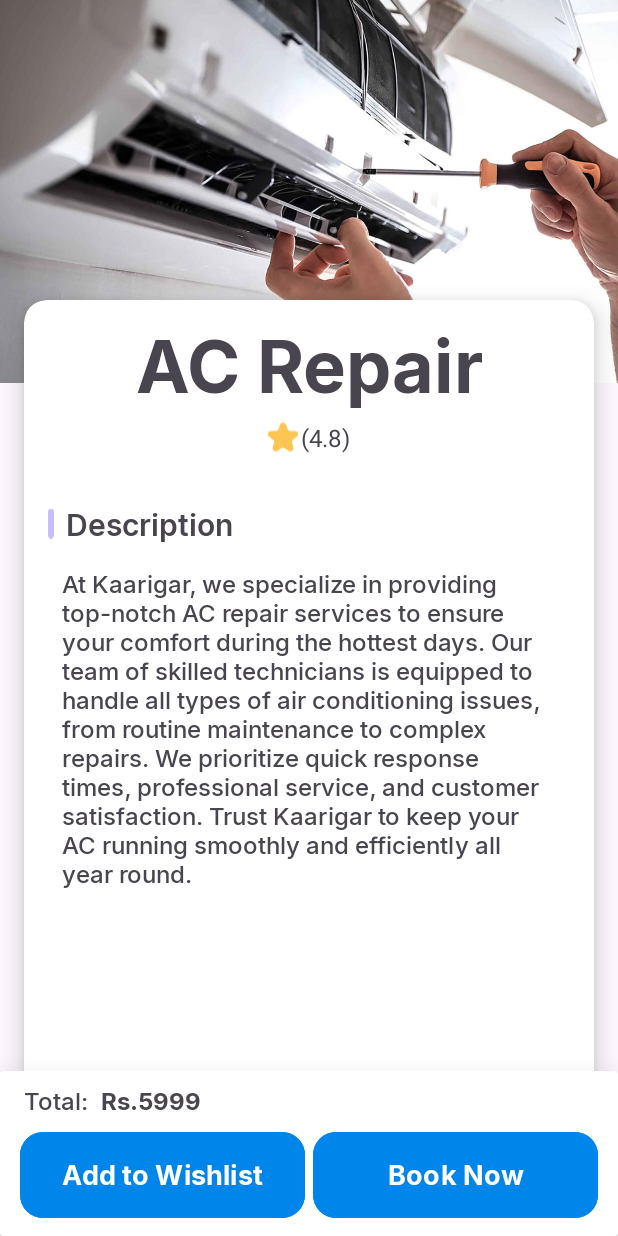
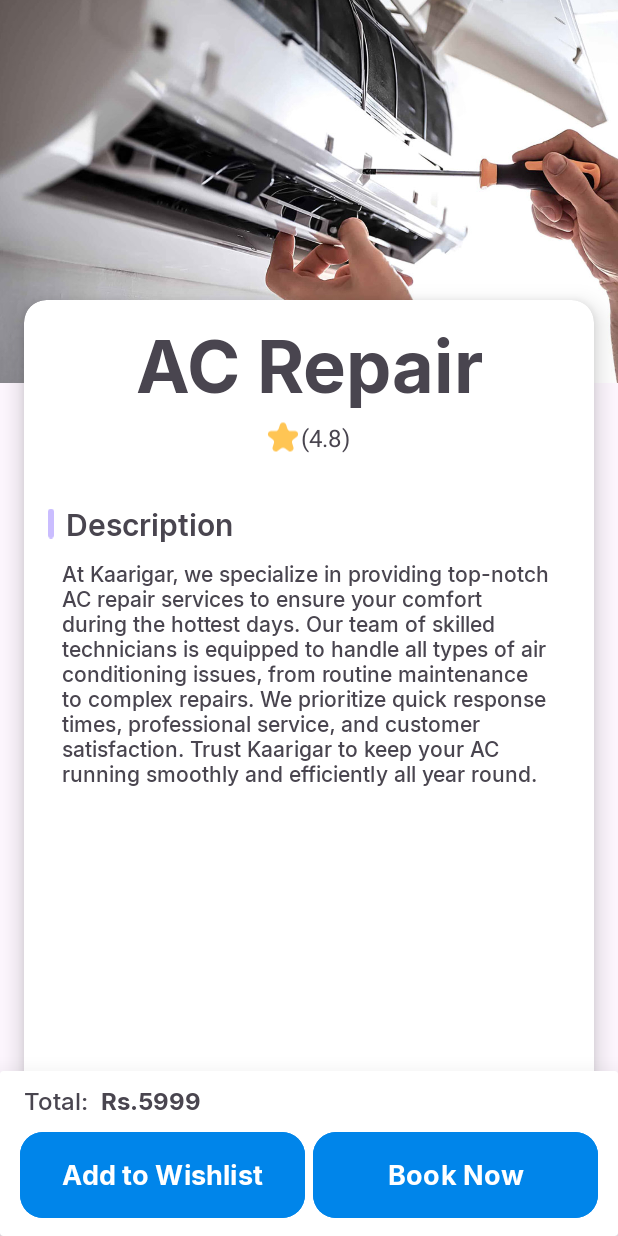
Before and after one commit to Mutashim99/Kaarigar-Android-App, an Android app: the AcDetails1 screen opened directly, with no data from a screen before it, on a phone screen of 412 x 824 dp. Run offline under Robolectric (Android 15) with nearby library versions, the phone set to English and light mode, and no system bars.

Commit message:
Update activity_ac_details1.xml

```diff
--- a/app/src/main/res/layout/activity_ac_details1.xml
+++ b/app/src/main/res/layout/activity_ac_details1.xml
@@ -42,12 +42,12 @@
                 android:layout_width="329dp"
                 android:layout_height="wrap_content"
                 android:layout_marginStart="26dp"
-                android:layout_marginTop="13dp"
+                android:layout_marginTop="8dp"
                 android:layout_marginEnd="26dp"
                 android:fontFamily="@font/inter_medium"
                 android:text="At Kaarigar, we specialize in providing top-notch AC repair services to ensure your comfort during the hottest days. Our team of skilled technicians is equipped to handle all types of air conditioning issues, from routine maintenance to complex repairs. We prioritize quick response times, professional service, and customer satisfaction. Trust Kaarigar to keep your AC running smoothly and efficiently all year round."
                 android:textAlignment="textStart"
-                android:textSize="16sp"
+                android:textSize="14sp"
                 app:layout_constraintEnd_toEndOf="parent"
                 app:layout_constraintStart_toStartOf="parent"
                 app:layout_constraintTop_toBottomOf="@+id/textView33" />
@@ -126,7 +126,7 @@
             android:layout_height="match_parent">
 
             <Button
-                android:id="@+id/button8"
+                android:id="@+id/addwish"
                 android:layout_width="190dp"
                 android:layout_height="65dp"
                 android:layout_marginStart="8dp"
@@ -155,7 +155,7 @@
                 app:layout_constraintBottom_toBottomOf="parent"
                 app:layout_constraintEnd_toEndOf="parent"
                 app:layout_constraintHorizontal_bias="0.5"
-                app:layout_constraintStart_toEndOf="@+id/button8" />
+                app:layout_constraintStart_toEndOf="@+id/addwish" />
 
             <TextView
                 android:id="@+id/textView30"
```
